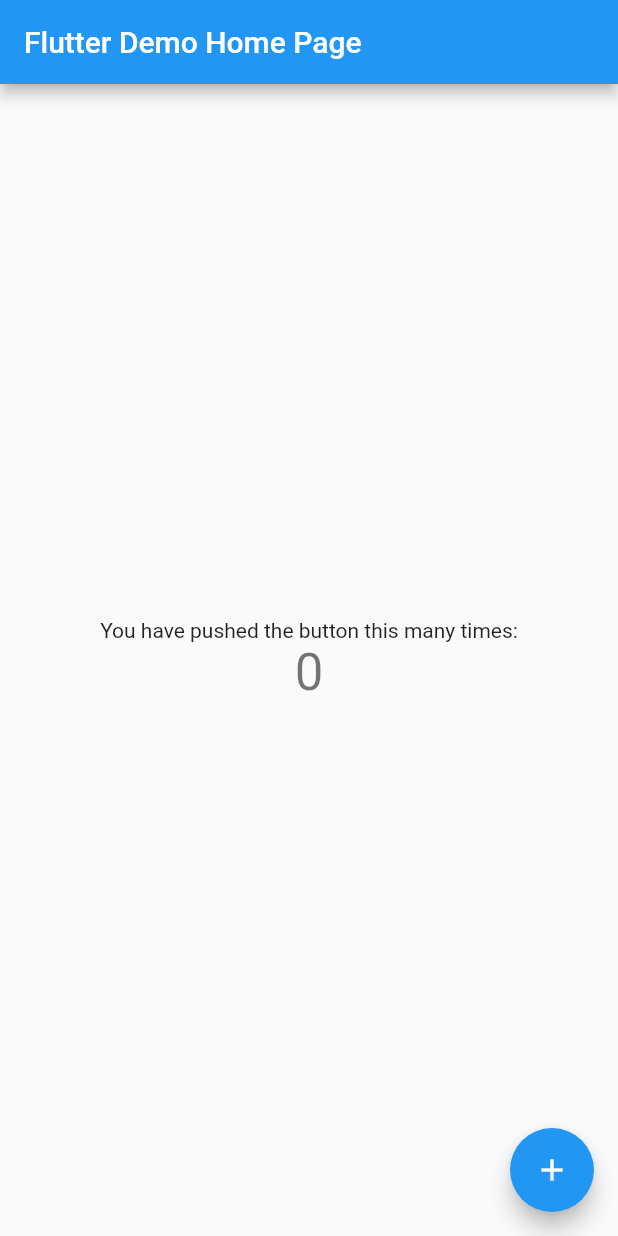
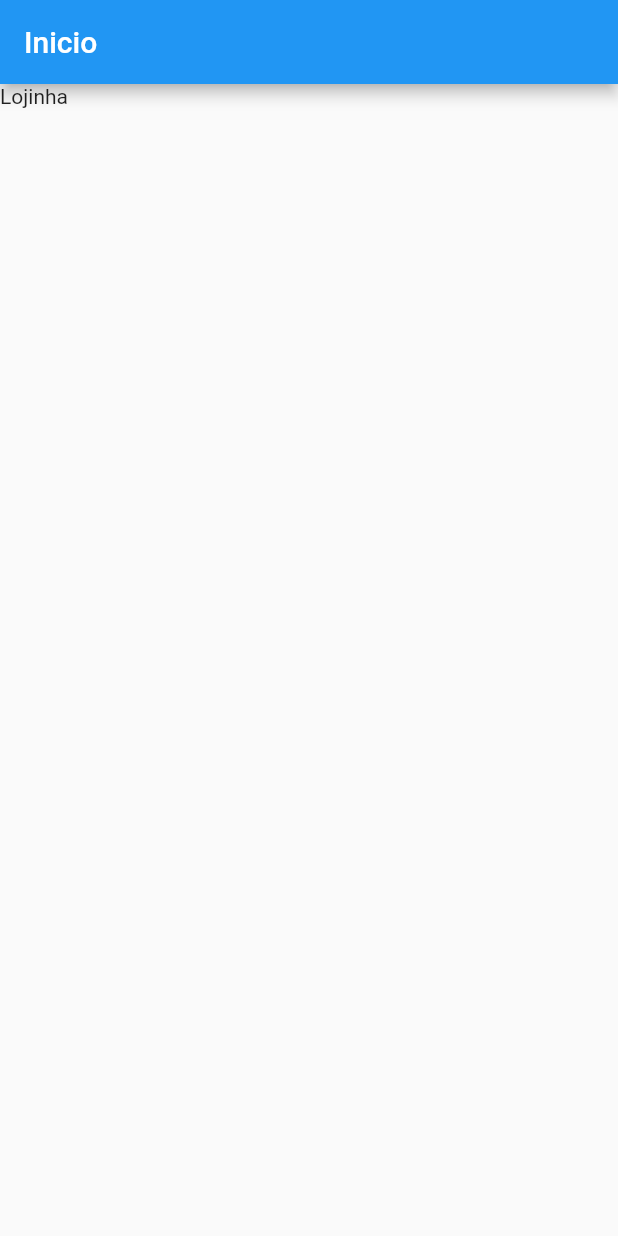
Before and after one commit to 54cr4m3n70/lojinha_alura, a Flutter app: the screen it shows after launch, on a phone screen of 412 x 824 dp. Run offline on Flutter 3.47's test engine with Material 2 defaults, Android fonts, the phone set to English and light mode, and no system bars.

Commit message:
Lista de Produtos

```diff
--- /dev/null
+++ b/lib/inicio.dart
@@ -0,0 +1,65 @@
+import 'package:flutter/material.dart';
+
+class Inicio extends StatelessWidget {
+  final moveis = <Map>[
+    {
+      "titulo": "Mesa",
+      "preco": 300,
+      "foto": "movel1.jpeg",
+      "descricao":
+          "Lorem ipsum dolor sit amet, consectetur adipiscing elit. Aenean aliquam libero id mauris mollis convallis. Orci varius natoque penatibus et magnis dis parturient montes, nascetur ridiculus mus."
+    },
+    {
+      "titulo": "Cadeira",
+      "preco": 120,
+      "foto": "movel2.jpg",
+      "descricao":
+          "Lorem ipsum dolor sit amet, consectetur adipiscing elit. Aenean aliquam libero id mauris mollis convallis. Orci varius natoque penatibus et magnis dis parturient montes, nascetur ridiculus mus."
+    },
+    {
+      "titulo": "Manta",
+      "preco": 200,
+      "foto": "movel3.jpg",
+      "descricao":
+          "Lorem ipsum dolor sit amet, consectetur adipiscing elit. Aenean aliquam libero id mauris mollis convallis. Orci varius natoque penatibus et magnis dis parturient montes, nascetur ridiculus mus."
+    },
+    {
+      "titulo": "Sofá Cinza",
+      "preco": 800,
+      "foto": "movel4.jpg",
+      "descricao":
+          "Lorem ipsum dolor sit amet, consectetur adipiscing elit. Aenean aliquam libero id mauris mollis convallis. Orci varius natoque penatibus et magnis dis parturient montes, nascetur ridiculus mus."
+    },
+    {
+      "titulo": "Mesa de cabeceira",
+      "preco": 400,
+      "foto": "movel5.jpg",
+      "descricao":
+          "Lorem ipsum dolor sit amet, consectetur adipiscing elit. Aenean aliquam libero id mauris mollis convallis. Orci varius natoque penatibus et magnis dis parturient montes, nascetur ridiculus mus."
+    },
+    {
+      "titulo": "Jogo de Cama",
+      "preco": 250,
+      "foto": "movel6.jpg",
+      "descricao":
+          "Lorem ipsum dolor sit amet, consectetur adipiscing elit. Aenean aliquam libero id mauris mollis convallis. Orci varius natoque penatibus et magnis dis parturient montes, nascetur ridiculus mus."
+    },
+    {
+      "titulo": "Sofá Branco",
+      "preco": 900,
+      "foto": "movel7.jpg",
+      "descricao":
+          "Lorem ipsum dolor sit amet, consectetur adipiscing elit. Aenean aliquam libero id mauris mollis convallis. Orci varius natoque penatibus et magnis dis parturient montes, nascetur ridiculus mus."
+    }
+  ];
+
+  @override
+  Widget build(BuildContext context) {
+    return Scaffold(
+      appBar: AppBar(
+        title: Text('Inicio'),
+      ),
+      body: Text('Lojinha'),
+    );
+  }
+}
--- a/lib/main.dart
+++ b/lib/main.dart
@@ -1,113 +1,19 @@
 import 'package:flutter/material.dart';
+import 'package:lojinha_alura/inicio.dart';
 
 void main() {
   runApp(MyApp());
 }
 
 class MyApp extends StatelessWidget {
-  // This widget is the root of your application.
   @override
   Widget build(BuildContext context) {
     return MaterialApp(
       title: 'Flutter Demo',
       theme: ThemeData(
-        // This is the theme of your application.
-        //
-        // Try running your application with "flutter run". You'll see the
-        // application has a blue toolbar. Then, without quitting the app, try
-        // changing the primarySwatch below to Colors.green and then invoke
-        // "hot reload" (press "r" in the console where you ran "flutter run",
-        // or simply save your changes to "hot reload" in a Flutter IDE).
-        // Notice that the counter didn't reset back to zero; the application
-        // is not restarted.
         primarySwatch: Colors.blue,
       ),
-      home: MyHomePage(title: 'Flutter Demo Home Page'),
+      home: Inicio(),
     );
   }
 }
-
-class MyHomePage extends StatefulWidget {
-  MyHomePage({Key? key, required this.title}) : super(key: key);
-
-  // This widget is the home page of your application. It is stateful, meaning
-  // that it has a State object (defined below) that contains fields that affect
-  // how it looks.
-
-  // This class is the configuration for the state. It holds the values (in this
-  // case the title) provided by the parent (in this case the App widget) and
-  // used by the build method of the State. Fields in a Widget subclass are
-  // always marked "final".
-
-  final String title;
-
-  @override
-  _MyHomePageState createState() => _MyHomePageState();
-}
-
-class _MyHomePageState extends State<MyHomePage> {
-  int _counter = 0;
-
-  void _incrementCounter() {
-    setState(() {
-      // This call to setState tells the Flutter framework that something has
-      // changed in this State, which causes it to rerun the build method below
-      // so that the display can reflect the updated values. If we changed
-      // _counter without calling setState(), then the build method would not be
-      // called again, and so nothing would appear to happen.
-      _counter++;
-    });
-  }
-
-  @override
-  Widget build(BuildContext context) {
-    // This method is rerun every time setState is called, for instance as done
-    // by the _incrementCounter method above.
-    //
-    // The Flutter framework has been optimized to make rerunning build methods
-    // fast, so that you can just rebuild anything that needs updating rather
-    // than having to individually change instances of widgets.
-    return Scaffold(
-      appBar: AppBar(
-        // Here we take the value from the MyHomePage object that was created by
-        // the App.build method, and use it to set our appbar title.
-        title: Text(widget.title),
-      ),
-      body: Center(
-        // Center is a layout widget. It takes a single child and positions it
-        // in the middle of the parent.
-        child: Column(
-          // Column is also a layout widget. It takes a list of children and
-          // arranges them vertically. By default, it sizes itself to fit its
-          // children horizontally, and tries to be as tall as its parent.
-          //
-          // Invoke "debug painting" (press "p" in the console, choose the
-          // "Toggle Debug Paint" action from the Flutter Inspector in Android
-          // Studio, or the "Toggle Debug Paint" command in Visual Studio Code)
-          // to see the wireframe for each widget.
-          //
-          // Column has various properties to control how it sizes itself and
-          // how it positions its children. Here we use mainAxisAlignment to
-          // center the children vertically; the main axis here is the vertical
-          // axis because Columns are vertical (the cross axis would be
-          // horizontal).
-          mainAxisAlignment: MainAxisAlignment.center,
-          children: <Widget>[
-            Text(
-              'You have pushed the button this many times:',
-            ),
-            Text(
-              '$_counter',
-              style: Theme.of(context).textTheme.headline4,
-            ),
-          ],
-        ),
-      ),
-      floatingActionButton: FloatingActionButton(
-        onPressed: _incrementCounter,
-        tooltip: 'Increment',
-        child: Icon(Icons.add),
-      ), // This trailing comma makes auto-formatting nicer for build methods.
-    );
-  }
-}
```
